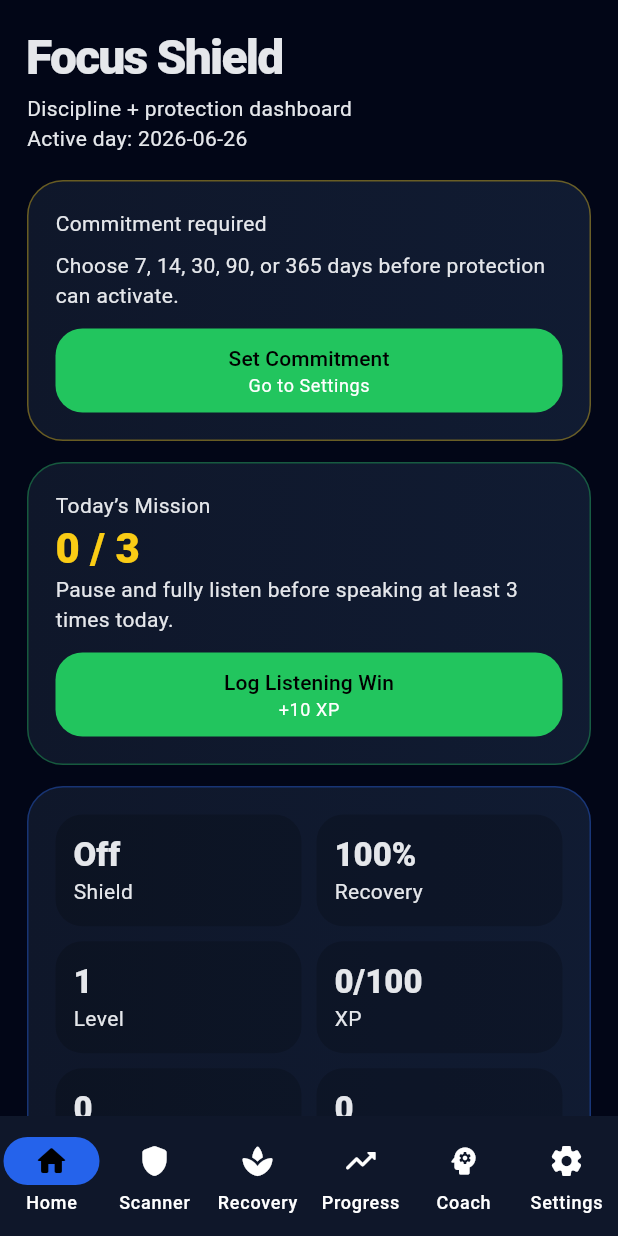
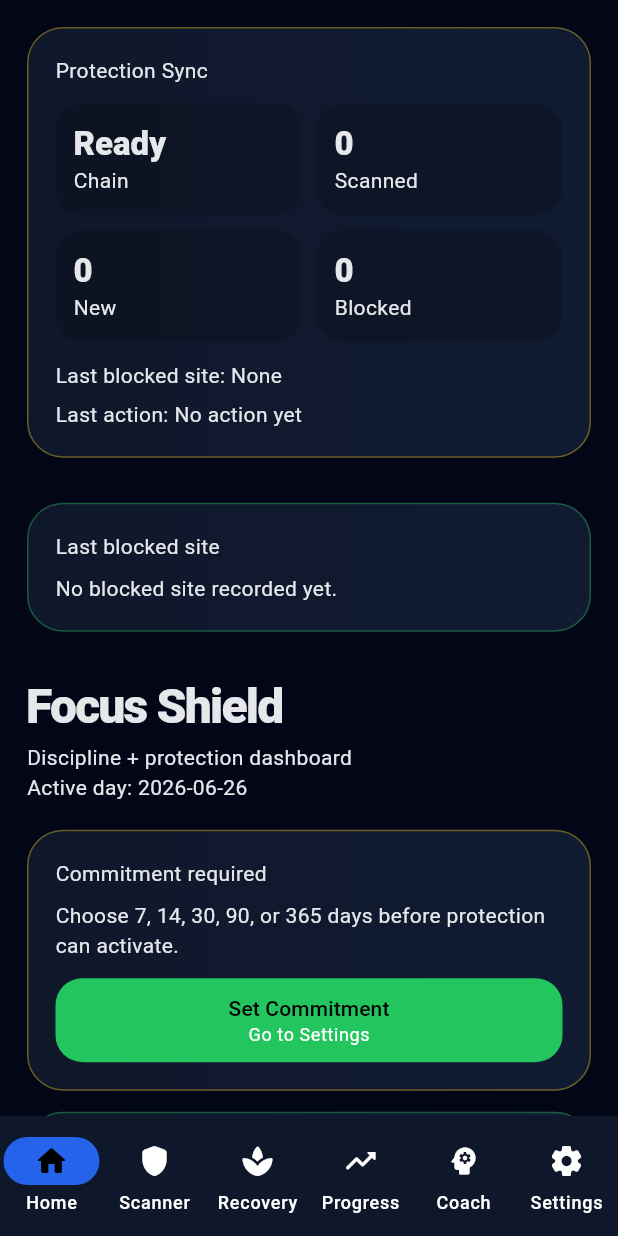
Before and after one commit to kgauwelotshidiso-sketch/focus-shield-2, a Flutter app: the screen it shows after launch, on a phone screen of 412 x 824 dp. Run offline on Flutter 3.47's test engine with Material 3 defaults, Android fonts, the phone set to English and light mode, and no system bars; our stand-ins replace sqflite; accounts and stored records are empty.

Commit message:
Phase 6E main app counter sync and home protection status

```diff
--- a/focus_shield_android/lib/presentation/screens/accessibility_detection_screen.dart
+++ b/focus_shield_android/lib/presentation/screens/accessibility_detection_screen.dart
@@ -292,6 +292,12 @@ class _AccessibilityDetectionScreenState
             'Phase 6D ignores Android System UI rescans, syncs the saved blocklist into native Accessibility detection, and opens a real intervention screen after blocked detection.',
           ),
         ),
+        ShieldCard(
+          borderColor: AppTheme.secondary,
+          child: const Text(
+            'Main app counter sync is active. Home, Scanner, and Progress can now read native Accessibility scanned, new, blocked, unknown, and last blocked site data.',
+          ),
+        ),
       ],
     );
   }
--- a/focus_shield_android/lib/presentation/screens/home_screen.dart
+++ b/focus_shield_android/lib/presentation/screens/home_screen.dart
@@ -6,6 +6,8 @@ import '../../domain/models/goal.dart';
 import '../widgets/action_button.dart';
 import '../widgets/shield_card.dart';
 import '../widgets/stat_grid.dart';
+import '../widgets/protection_chain_status_card.dart';
+import '../widgets/latest_blocked_site_card.dart';
 
 class HomeScreen extends StatelessWidget {
   const HomeScreen({
@@ -30,6 +32,11 @@ class HomeScreen extends StatelessWidget {
     return ListView(
       padding: const EdgeInsets.all(18),
       children: [
+        const ProtectionChainStatusCard(compact: true, showControls: false),
+        const SizedBox(height: 16),
+        const LatestBlockedSiteCard(showControls: false),
+        const SizedBox(height: 16),
+
         Text(
           AppConstants.appName,
           style: Theme.of(context).textTheme.headlineLarge,
--- a/focus_shield_android/lib/presentation/screens/progress_screen.dart
+++ b/focus_shield_android/lib/presentation/screens/progress_screen.dart
@@ -4,6 +4,7 @@ import '../../domain/models/focus_shield_state.dart';
 import '../widgets/action_button.dart';
 import '../widgets/shield_card.dart';
 import '../widgets/stat_grid.dart';
+import '../widgets/protection_chain_status_card.dart';
 
 class ProgressScreen extends StatelessWidget {
   const ProgressScreen({
@@ -32,6 +33,9 @@ class ProgressScreen extends StatelessWidget {
     return ListView(
       padding: const EdgeInsets.all(18),
       children: [
+        const ProtectionChainStatusCard(compact: true, showControls: false),
+        const SizedBox(height: 16),
+
         Text('Progress', style: Theme.of(context).textTheme.headlineLarge),
         const Text('XP, streaks, badges, wins'),
         const SizedBox(height: 18),
--- a/focus_shield_android/lib/presentation/screens/scanner_screen.dart
+++ b/focus_shield_android/lib/presentation/screens/scanner_screen.dart
@@ -7,6 +7,7 @@ import '../../domain/services/protection_engine.dart';
 import '../widgets/action_button.dart';
 import '../widgets/shield_card.dart';
 import '../widgets/stat_grid.dart';
+import '../widgets/protection_chain_status_card.dart';
 
 class ScannerScreen extends StatefulWidget {
   const ScannerScreen({
@@ -95,6 +96,9 @@ class _ScannerScreenState extends State<ScannerScreen> {
     return ListView(
       padding: const EdgeInsets.all(18),
       children: [
+        const ProtectionChainStatusCard(compact: true, showControls: false),
+        const SizedBox(height: 16),
+
         Text('Scanner', style: Theme.of(context).textTheme.headlineLarge),
         Text(
           widget.protectionEnabled
@@ -244,6 +248,12 @@ class _ScannerScreenState extends State<ScannerScreen> {
             'Phase 5 is local-only. No paid API, no cloud dependency, and no VPN route changes.',
           ),
         ),
+        ShieldCard(
+          borderColor: AppTheme.primary,
+          child: const Text(
+            'Native Accessibility counters are shown above through Protection Chain Status.',
+          ),
+        ),
       ],
     );
   }
--- /dev/null
+++ b/focus_shield_android/lib/presentation/widgets/latest_blocked_site_card.dart
@@ -0,0 +1,122 @@
+import 'package:flutter/material.dart';
+
+import '../../core/theme/app_theme.dart';
+import '../../platform/protection_channel.dart';
+import 'action_button.dart';
+import 'shield_card.dart';
+
+class LatestBlockedSiteCard extends StatefulWidget {
+  const LatestBlockedSiteCard({super.key, this.showControls = true});
+
+  final bool showControls;
+
+  @override
+  State<LatestBlockedSiteCard> createState() => _LatestBlockedSiteCardState();
+}
+
+class _LatestBlockedSiteCardState extends State<LatestBlockedSiteCard> {
+  final ProtectionChannel _channel = ProtectionChannel();
+
+  Map<String, dynamic> _status = <String, dynamic>{};
+  bool _loading = true;
+
+  @override
+  void initState() {
+    super.initState();
+    _refresh();
+  }
+
+  Future<void> _refresh() async {
+    final status = await _channel.accessibilityDetectionStatus();
+
+    if (!mounted) return;
+
+    setState(() {
+      _status = status;
+      _loading = false;
+    });
+  }
+
+  String _value(String key, {String fallback = ''}) {
+    final value = _status[key];
+
+    if (value == null) return fallback;
+
+    final clean = value.toString().trim();
+
+    if (clean.isEmpty) return fallback;
+
+    return clean;
+  }
+
+  bool get _hasBlockedSite {
+    return _value('lastDecision').toLowerCase() == 'blocked' &&
+        _value('lastDomain').isNotEmpty;
+  }
+
+  @override
+  Widget build(BuildContext context) {
+    if (_loading) {
+      return const ShieldCard(
+        borderColor: AppTheme.warning,
+        child: Text('Loading latest protection activity...'),
+      );
+    }
+
+    if (!_hasBlockedSite) {
+      return ShieldCard(
+        borderColor: AppTheme.primary,
+        child: Column(
+          crossAxisAlignment: CrossAxisAlignment.start,
+          children: [
+            const Text('Last blocked site'),
+            const SizedBox(height: 8),
+            const Text('No blocked site recorded yet.'),
+            if (widget.showControls) ...[
+              const SizedBox(height: 12),
+              ActionButton(
+                label: 'Refresh',
+                subtitle: 'Check native Accessibility status',
+                onPressed: _refresh,
+              ),
+            ],
+          ],
+        ),
+      );
+    }
+
+    final domain = _value('lastDomain', fallback: 'Unknown');
+    final category = _value('lastCategory', fallback: 'unknown');
+    final score = _value('lastScore', fallback: '0');
+    final packageName = _value('lastPackage', fallback: '-');
+    final action = _value('lastAction', fallback: '-');
+
+    return ShieldCard(
+      borderColor: AppTheme.danger,
+      child: Column(
+        crossAxisAlignment: CrossAxisAlignment.start,
+        children: [
+          const Text('Last blocked site'),
+          const SizedBox(height: 8),
+          Text('Domain: $domain'),
+          Text('Category: $category'),
+          Text('Risk score: $score/100'),
+          Text('Source: $packageName'),
+          Text('Last action: $action'),
+          const SizedBox(height: 10),
+          const Text(
+            'Focus Shield detected and interrupted this site through Accessibility.',
+          ),
+          if (widget.showControls) ...[
+            const SizedBox(height: 12),
+            ActionButton(
+              label: 'Refresh',
+              subtitle: 'Update latest blocked site',
+              onPressed: _refresh,
+            ),
+          ],
+        ],
+      ),
+    );
+  }
+}
--- /dev/null
+++ b/focus_shield_android/lib/presentation/widgets/protection_chain_status_card.dart
@@ -0,0 +1,183 @@
+import 'package:flutter/material.dart';
+
+import '../../core/theme/app_theme.dart';
+import '../../platform/protection_channel.dart';
+import 'action_button.dart';
+import 'shield_card.dart';
+import 'stat_grid.dart';
+
+class ProtectionChainStatusCard extends StatefulWidget {
+  const ProtectionChainStatusCard({
+    super.key,
+    this.compact = false,
+    this.showControls = true,
+    this.blockedDomains = const <String>[],
+  });
+
+  final bool compact;
+  final bool showControls;
+  final List<String> blockedDomains;
+
+  @override
+  State<ProtectionChainStatusCard> createState() =>
+      _ProtectionChainStatusCardState();
+}
+
+class _ProtectionChainStatusCardState extends State<ProtectionChainStatusCard> {
+  final ProtectionChannel _channel = ProtectionChannel();
+
+  Map<String, dynamic> _status = <String, dynamic>{};
+  bool _loading = true;
+  String _message = 'Reading native protection chain...';
+
+  @override
+  void initState() {
+    super.initState();
+    _refreshStatus();
+    if (widget.blockedDomains.isNotEmpty) {
+      _syncNativeBlocklist();
+    }
+  }
+
+  Future<void> _refreshStatus() async {
+    final status = await _channel.accessibilityDetectionStatus();
+
+    if (!mounted) return;
+
+    setState(() {
+      _status = status;
+      _loading = false;
+      _message = 'Protection chain status refreshed.';
+    });
+  }
+
+  Future<void> _syncNativeBlocklist() async {
+    final domains = widget.blockedDomains
+        .map((domain) => domain.trim().toLowerCase())
+        .where((domain) => domain.isNotEmpty)
+        .toSet()
+        .toList();
+
+    final result = await _channel.syncAccessibilityBlocklist(domains);
+    final status = await _channel.accessibilityDetectionStatus();
+
+    if (!mounted) return;
+
+    setState(() {
+      _status = status;
+      _loading = false;
+      _message = result;
+    });
+  }
+
+  String _value(String key, {String fallback = '0'}) {
+    final value = _status[key];
+
+    if (value == null) {
+      return fallback;
+    }
+
+    final clean = value.toString().trim();
+
+    if (clean.isEmpty) {
+      return fallback;
+    }
+
+    return clean;
+  }
+
+  int _intValue(String key) {
+    final raw = _status[key];
+
+    if (raw is int) return raw;
+    if (raw is num) return raw.toInt();
+
+    return int.tryParse(raw?.toString() ?? '') ?? 0;
+  }
+
+  bool get _hasNativeActivity {
+    return _intValue('events') > 0 ||
+        _intValue('websitesScanned') > 0 ||
+        _intValue('blockedDetections') > 0;
+  }
+
+  bool get _hasBlockedSite {
+    return _value('lastDecision', fallback: '').toLowerCase() == 'blocked' &&
+        _value('lastDomain', fallback: '').isNotEmpty;
+  }
+
+  String get _chainStatus {
+    if (_hasBlockedSite) {
+      return 'Blocking';
+    }
+
+    if (_hasNativeActivity) {
+      return 'Active';
+    }
+
+    return 'Ready';
+  }
+
+  Color get _statusColor {
+    if (_hasBlockedSite) return AppTheme.danger;
+    if (_hasNativeActivity) return AppTheme.primary;
+    return AppTheme.warning;
+  }
+
+  String get _lastBlockedSite {
+    if (!_hasBlockedSite) return 'None';
+
+    return _value('lastDomain', fallback: 'None');
+  }
+
+  @override
+  Widget build(BuildContext context) {
+    return ShieldCard(
+      borderColor: _statusColor,
+      child: Column(
+        crossAxisAlignment: CrossAxisAlignment.start,
+        children: [
+          Text(widget.compact ? 'Protection Sync' : 'Protection Chain Status'),
+          const SizedBox(height: 12),
+          StatGrid(
+            items: {
+              'Chain': _loading ? 'Loading' : _chainStatus,
+              'Scanned': _value('websitesScanned'),
+              'New': _value('newWebsitesScanned'),
+              'Blocked': _value('blockedDetections'),
+              if (!widget.compact) 'Unknown': _value('unknownDetections'),
+              if (!widget.compact)
+                'Native DB': _value('nativeBlocklistDomains'),
+            },
+          ),
+          const SizedBox(height: 12),
+          Text('Last blocked site: $_lastBlockedSite'),
+          const SizedBox(height: 6),
+          Text(
+            'Last action: ${_value('lastAction', fallback: 'No action yet')}',
+          ),
+          if (!widget.compact) ...[
+            const SizedBox(height: 6),
+            Text(_value('lastMessage', fallback: _message)),
+          ],
+          if (widget.showControls) ...[
+            const SizedBox(height: 12),
+            ActionButton(
+              label: 'Refresh Protection Status',
+              subtitle: 'Sync native Accessibility counters',
+              onPressed: _refreshStatus,
+            ),
+            if (widget.blockedDomains.isNotEmpty) ...[
+              const SizedBox(height: 10),
+              ActionButton(
+                label: 'Sync Blocklist',
+                subtitle: '${widget.blockedDomains.length} saved domain(s)',
+                onPressed: _syncNativeBlocklist,
+              ),
+            ],
+          ],
+        ],
+      ),
+    );
+  }
+}
```
Also changed, not shown: 1 other file.
